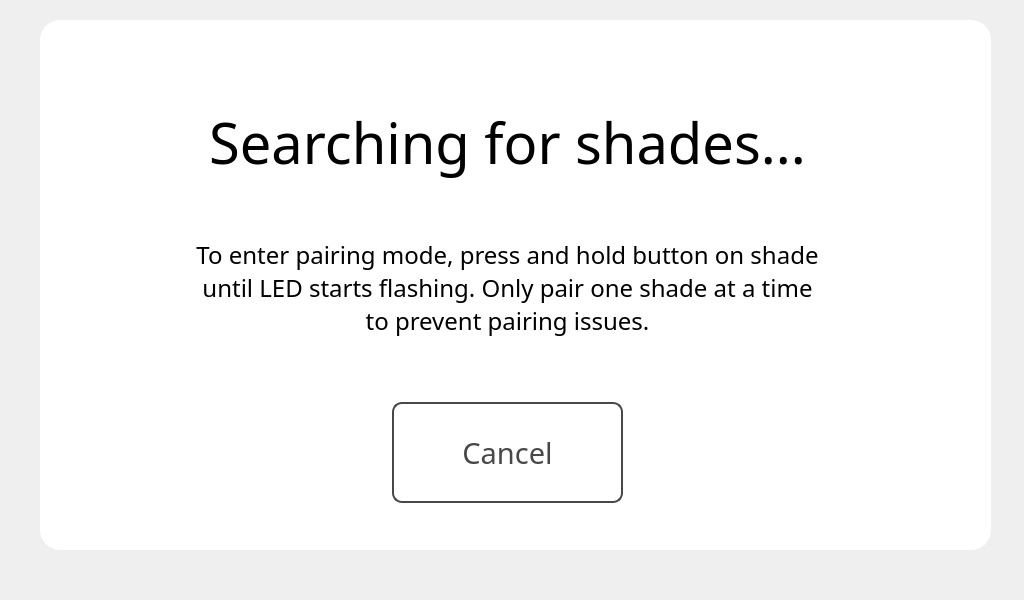
This is settings_screen.ui in IsaacIngram/makeplus-livenation-ui as Qt 5 draws it before an edit. The edited form follows.
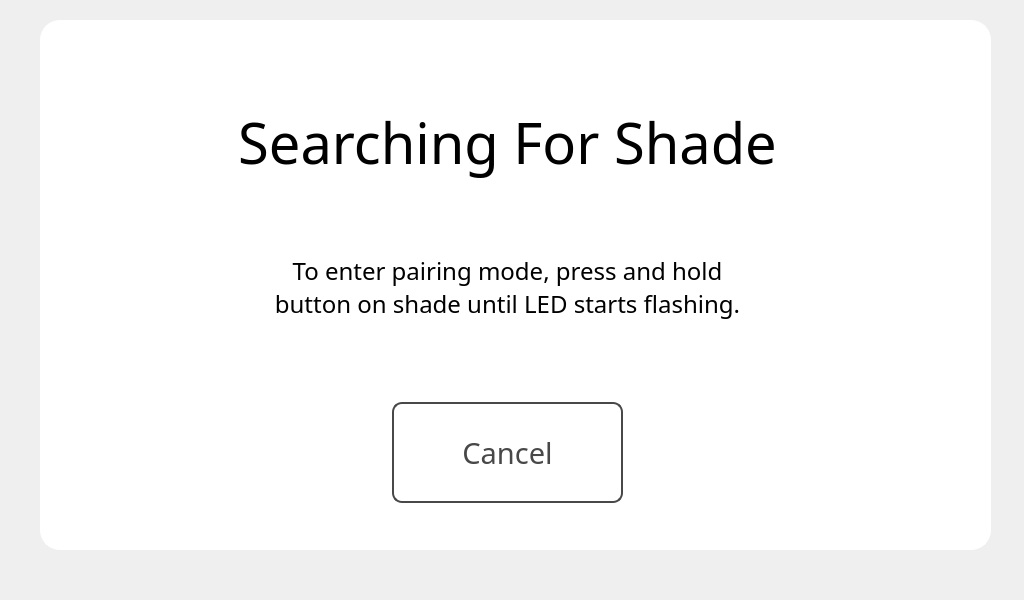
This is the edited form. The open tabs and pages were chosen to show the change.

Commit message: Adjust wording

Patch:
```diff
--- a/settings_screen.ui
+++ b/settings_screen.ui
@@ -113,7 +113,7 @@
       </font>
      </property>
      <property name="text">
-      <string>Searching for shades...</string>
+      <string>Searching For Shade</string>
      </property>
      <property name="alignment">
       <set>Qt::AlignCenter</set>
@@ -122,9 +122,9 @@
     <widget class="QLabel" name="label_2">
      <property name="geometry">
       <rect>
-       <x>150</x>
+       <x>220</x>
        <y>210</y>
-       <width>631</width>
+       <width>491</width>
        <height>111</height>
       </rect>
      </property>
@@ -135,7 +135,7 @@
       </font>
      </property>
      <property name="text">
-      <string>To enter pairing mode, press and hold button on shade until LED starts flashing. Only pair one shade at a time to prevent pairing issues.</string>
+      <string>To enter pairing mode, press and hold button on shade until LED starts flashing.</string>
      </property>
      <property name="alignment">
       <set>Qt::AlignCenter</set>
```
